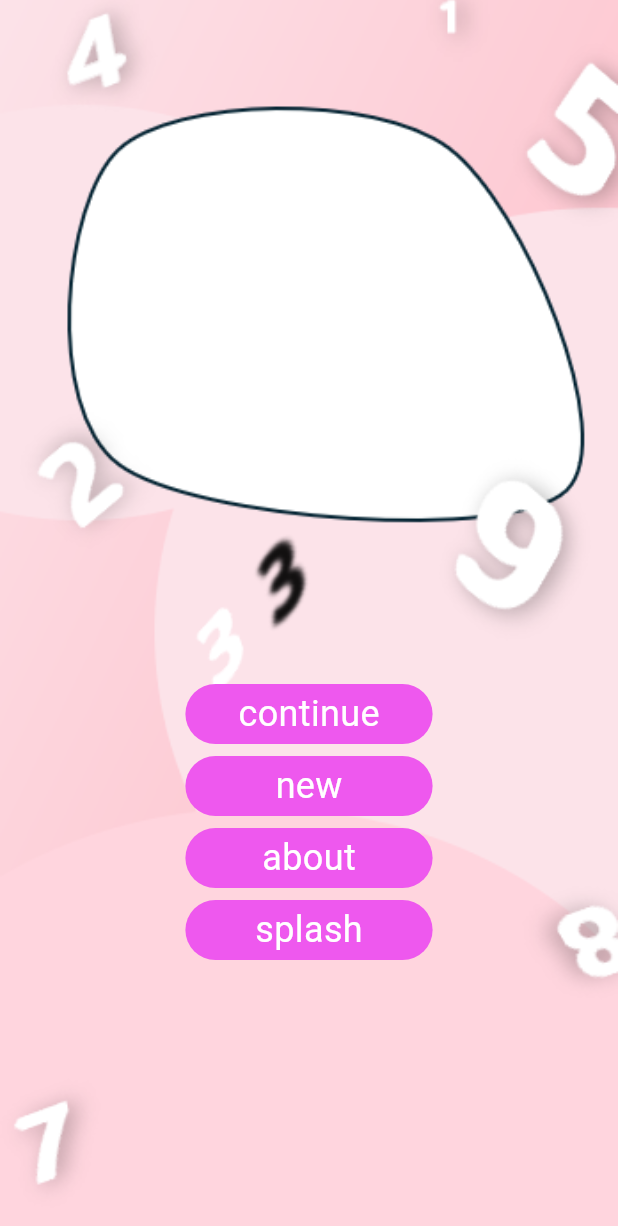
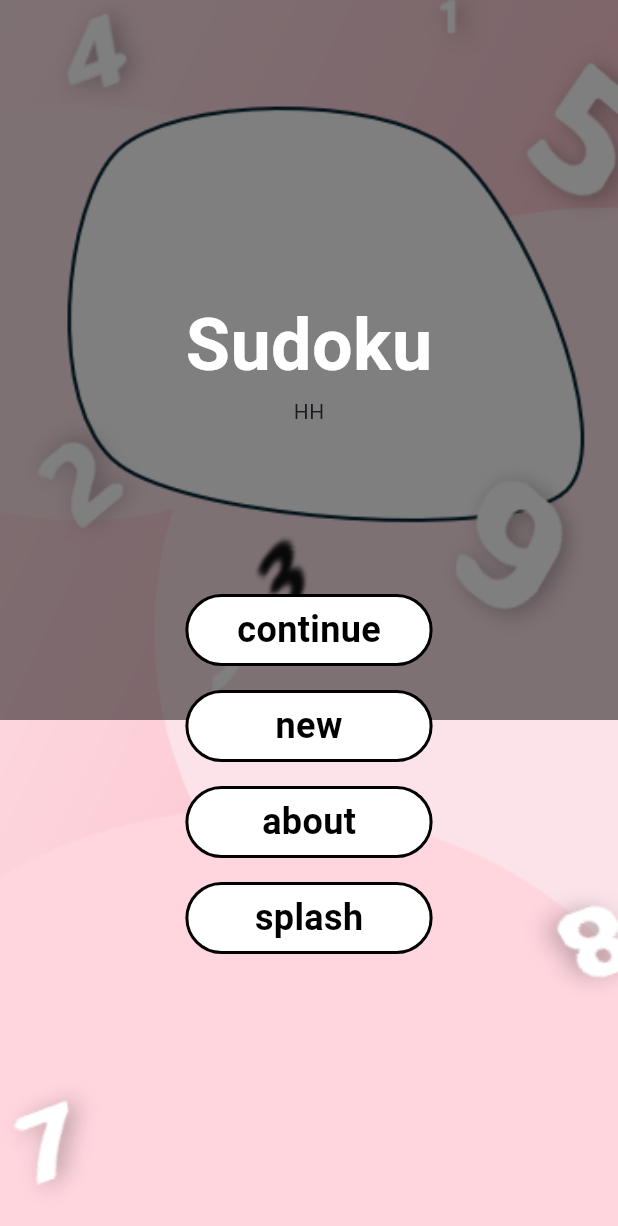
Before and after one commit to hungnh219/SudokuApp, a Flutter app: the HomePage screen opened directly, on a phone screen of 412 x 824 dp. Shown: the top 1226 px of the screen. Run offline on Flutter 3.47's test engine with Material 3 defaults, Android fonts, the phone set to English and light mode, and no system bars; our stand-ins replace flutter_bloc.

Commit message:
[add] update home screen

```diff
--- a/lib/main.dart
+++ b/lib/main.dart
@@ -29,7 +29,7 @@ class MyApp extends StatelessWidget {
       create: (_) => CellBloc(),
       child: MaterialApp(
         debugShowCheckedModeBanner: false,
-        home: SplashPage(),
+        home: GamePage(),
           // child: GameScreen())
         ),
     );
--- /dev/null
+++ b/lib/presentation/screens/game/new_game_page.dart
@@ -0,0 +1,10 @@
+import 'package:flutter/material.dart';
+
+class TestGamePage extends StatelessWidget {
+  const TestGamePage({super.key});
+
+  @override
+  Widget build(BuildContext context) {
+    return const Placeholder();
+  }
+}
--- a/lib/presentation/screens/home/home_page.dart
+++ b/lib/presentation/screens/home/home_page.dart
@@ -27,6 +27,8 @@ class HomePage extends StatelessWidget {
           context, MaterialPageRoute(builder: (context) => SplashPage()));
     }
 
+    var widthScreen = MediaQuery.of(context).size.width;
+
     return SafeArea(
       child: Scaffold(
         body: Stack(children: [
@@ -35,6 +37,25 @@ class HomePage extends StatelessWidget {
               'assets/images/home-background.png',
               fit: BoxFit.cover,
               // scale: 0.1,
+            ),
+          ),
+          Container(
+            height: 480,
+            width: double.infinity,
+            color: Colors.black.withOpacity(0.5),
+            child: Column(
+              mainAxisAlignment: MainAxisAlignment.center,
+              children: [
+                Text(
+                  'Sudoku',
+                  style: TextStyle(
+                    color: Colors.white,
+                    fontSize: 48,
+                    fontWeight: FontWeight.bold,
+                  ),
+                ),
+                Text('HH'),
+              ],
             ),
           ),
           Container(
--- a/lib/presentation/screens/home/widgets/custom_home_button.dart
+++ b/lib/presentation/screens/home/widgets/custom_home_button.dart
@@ -13,23 +13,25 @@ class CustomHomeButton extends StatelessWidget {
   Widget build(BuildContext context) {
       // String capitalizedTextButton = textButton.capitalize();
       var boxDecoration = new BoxDecoration(
-        color: const Color.fromARGB(255, 238, 88, 238),
-        borderRadius: BorderRadius.circular(20),
+        color: Colors.white,
+        borderRadius: BorderRadius.circular(24),
+        border: Border.all(color: Colors.black, width: 2),
       );
 
       var textStyle = new TextStyle(
-        color: Colors.white,
+        color: Colors.black,
         fontSize: 24,
+        fontWeight: FontWeight.bold,
       );
 
     return Padding(
-      padding: const EdgeInsets.all(4.0),
+      padding: const EdgeInsets.all(8.0),
       child: InkWell(
         onTap: onClick,
         child: Container(
           decoration: boxDecoration,
           width: MediaQuery.of(context).size.width*0.4,
-          height: 40,
+          height: 48,
           child: Center(child: Text(textButton, style: textStyle,))
         ),
       ),
--- a/task.txt
+++ b/task.txt
@@ -19,3 +19,5 @@ using github copilot - done
 - boxfit
 
 - screen with image background
+
+- how to capitalize word
```
Also changed, not shown: lib/presentation/screens/game/game_page.dart (+0 -25 lines).
